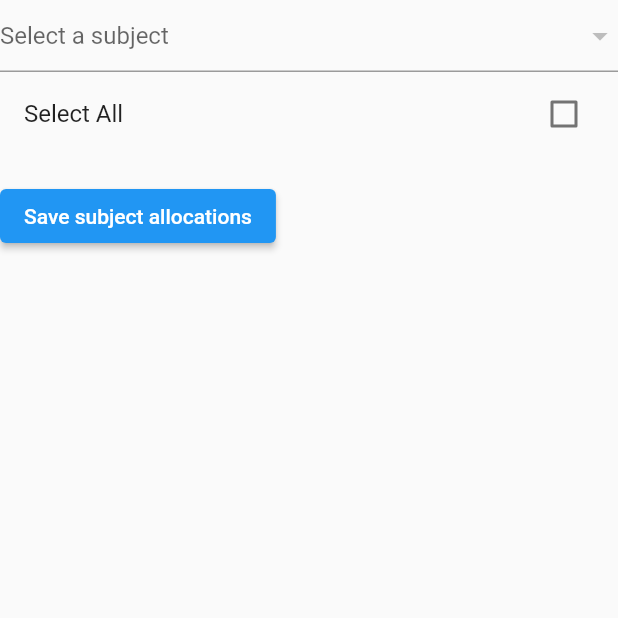
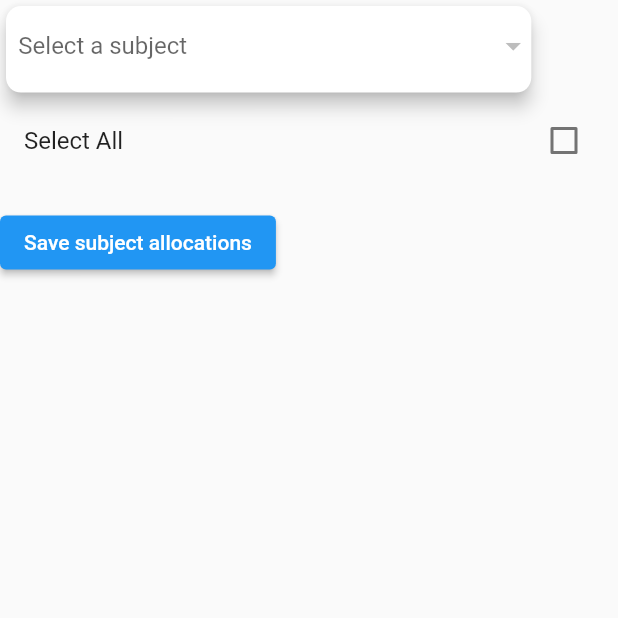
Before and after one commit to Farazkhanbwn/attendance_app, a Flutter app: the screen it shows after launch, swiped to page 2, on a phone screen of 412 x 824 dp, the top half of it. Run offline on Flutter 3.47's test engine with Material 2 defaults, Android fonts, the light colour scheme and no system bars; our stand-ins replace another_flushbar, cloud_firestore, firebase_auth, firebase_core, flutter_blue, flutter_bluetooth_serial and 3 more; accounts and stored records are empty.

Commit message:
clean code

```diff
--- a/lib/chatgpt/allocate_subject_student.dart
+++ b/lib/chatgpt/allocate_subject_student.dart
@@ -38,6 +38,8 @@ class _AllocateSubjectFormState extends State<SubjectToStudents> {
 
   @override
   Widget build(BuildContext context) {
+    var width = MediaQuery.of(context).size.width;
+    var height = MediaQuery.of(context).size.height;
     return Scaffold(
       body: SafeArea(
         child: SingleChildScrollView(
@@ -47,21 +49,38 @@ class _AllocateSubjectFormState extends State<SubjectToStudents> {
               crossAxisAlignment: CrossAxisAlignment.start,
               children: <Widget>[
                 // Drop-down for selecting subject
-                FutureBuilder<QuerySnapshot>(
-                  future:
-                      FirebaseFirestore.instance.collection('courses').get(),
+                Card(
+                  elevation: 5,
+                  shape: RoundedRectangleBorder(
+                    borderRadius: BorderRadius.circular(10.0),
+                  ),
+                  child: Container(
+                    width: width * 0.85,
+                    height: height * 0.07,
+                    child: FutureBuilder<QuerySnapshot>(
+                      future: FirebaseFirestore.instance
+                          .collection('courses')
+                          .get(),
                       builder: (context, snapshot) {
                         if (!snapshot.hasData) {
-                      return const Center(child: CircularProgressIndicator());
+                          return const Center(
+                              child: CircularProgressIndicator());
                         }
-                    return DropdownButtonFormField<String>(
+                        return Padding(
+                          padding: EdgeInsets.only(
+                              left: width * 0.02, top: height * 0.018),
+                          child: DropdownButtonFormField<String>(
+                            decoration: InputDecoration.collapsed(hintText: ''),
                             value: _selectedSubject,
                             items: snapshot.data!.docs.map((doc) {
                               Map<String, dynamic> data =
                                   doc.data() as Map<String, dynamic>;
                               return DropdownMenuItem<String>(
                                 value: doc.id,
-                          child: Text(data['courseName']),
+                                child: Text(
+                                  data['courseName'],
+                                  style: TextStyle(color: Colors.grey),
+                                ),
                               );
                             }).toList(),
                             hint: const Text('Select a subject'),
@@ -69,12 +88,16 @@ class _AllocateSubjectFormState extends State<SubjectToStudents> {
                               setState(
                                 () {
                                   // _selectedStudents = enrolledStudents;
-                            print('pakistan zindabad ${_selectedStudents}');
-                            print('enrolled students is = {$enrolledStudents}');
+                                  print(
+                                      'pakistan zindabad ${_selectedStudents}');
+                                  print(
+                                      'enrolled students is = {$enrolledStudents}');
                                   _selectedSubject = value;
                                   _selectedSubjectName = (snapshot.data!.docs
-                                .firstWhere((doc) => doc.id == _selectedSubject)
-                                .data() as Map<String, dynamic>)['courseName'];
+                                          .firstWhere((doc) =>
+                                              doc.id == _selectedSubject)
+                                          .data()
+                                      as Map<String, dynamic>)['courseName'];
                                   print(
                                       'The selected subject is = ${_selectedSubjectName.toString()}');
                                 },
@@ -91,8 +114,9 @@ class _AllocateSubjectFormState extends State<SubjectToStudents> {
                                       .doc(_selectedSubjectName)
                                       .get();
                               if (studentSnapshot.exists) {
-                          enrolledStudents = List<String>.from((studentSnapshot
-                              .data() as Map<String, dynamic>)['students']);
+                                enrolledStudents = List<String>.from(
+                                    (studentSnapshot.data()
+                                        as Map<String, dynamic>)['students']);
                               } else {
                                 enrolledStudents = [];
                               }
@@ -105,7 +129,8 @@ class _AllocateSubjectFormState extends State<SubjectToStudents> {
                                 _selectedStudents = enrolledStudents;
                                 print(
                                     'Enrolled Students is = ${enrolledStudents.toString()}');
-                          bool checked = enrolledStudents.contains(studentName);
+                                bool checked =
+                                    enrolledStudents.contains(studentName);
                                 return CheckboxListTile(
                                   title: Text(studentName),
                                   value: checked,
@@ -153,6 +178,7 @@ class _AllocateSubjectFormState extends State<SubjectToStudents> {
                               }
                               return null;
                             },
+                          ),
                         );
 
                         // return DropdownButtonFormField<String>(
@@ -191,6 +217,8 @@ class _AllocateSubjectFormState extends State<SubjectToStudents> {
                         //   },
                         // );
                       },
+                    ),
+                  ),
                 ),
                 CheckboxListTile(
                     title: const Text('Select All'),
```
Lines whose indentation alone changed are shown as unchanged.
